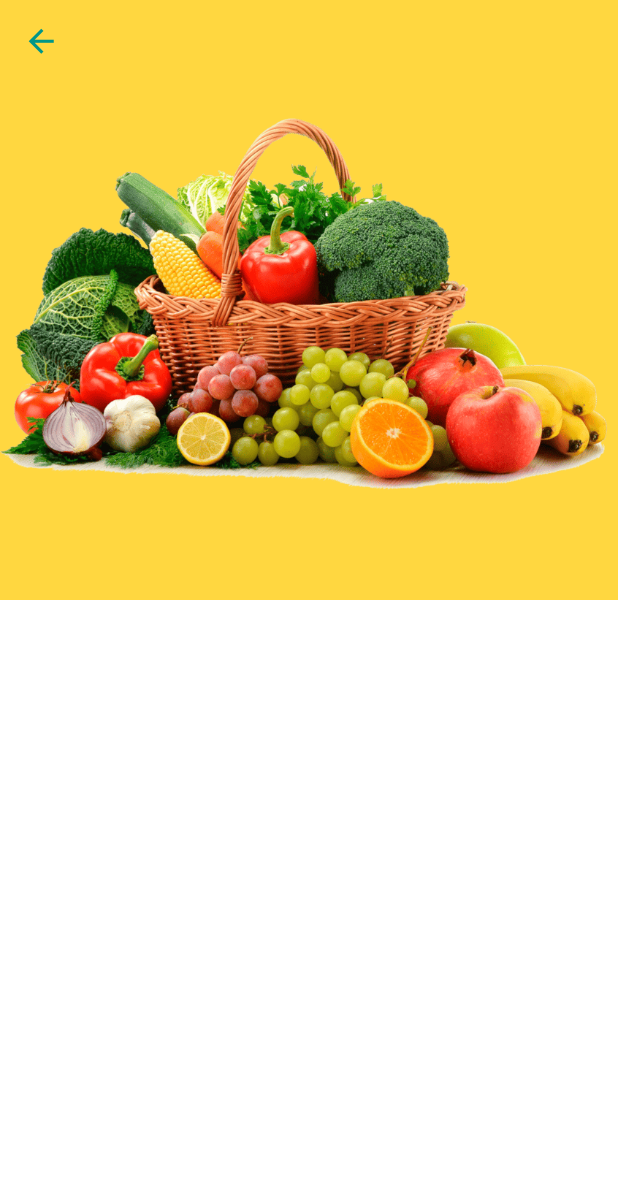
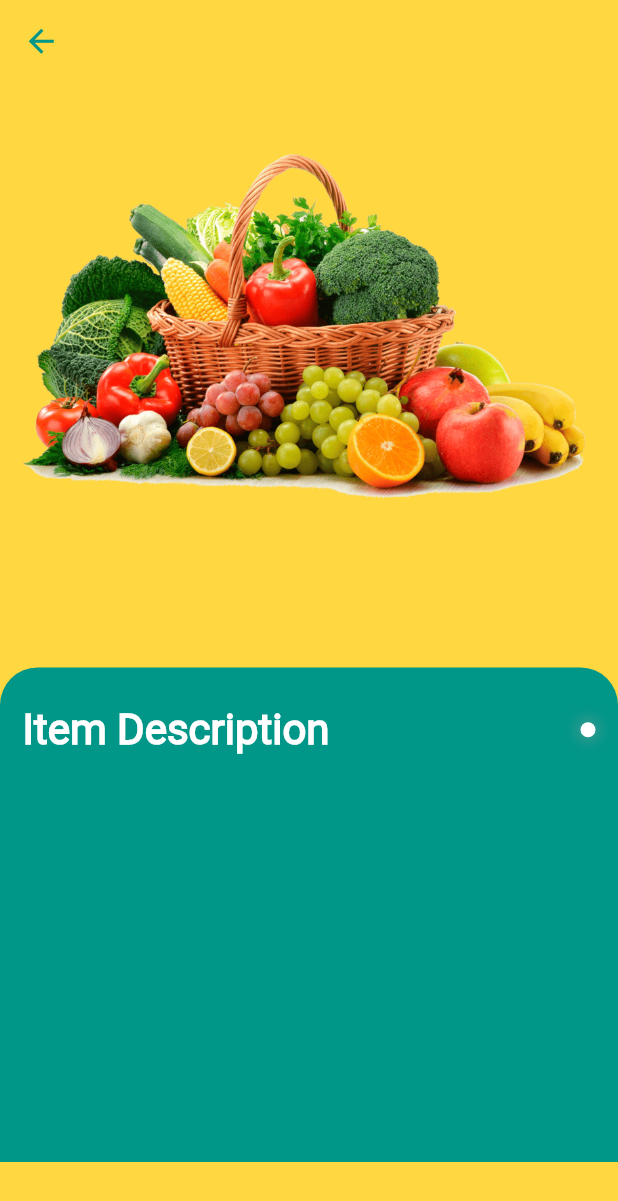
Before and after one commit to abidshafee/shop_app_v2, a Flutter app: the ItemPage screen opened by its route, on a phone screen of 412 x 824 dp. Shown: the top 1201 px of the screen. Run offline on Flutter 3.47's test engine with Material 2 defaults, Android fonts, the phone set to English and light mode, and no system bars; our stand-ins replace badges.

```diff
--- a/lib/pages/ItemPage.dart
+++ b/lib/pages/ItemPage.dart
@@ -6,18 +6,18 @@ class ItemPage extends StatelessWidget {
   @override
   Widget build(BuildContext context) {
     return Scaffold(
-      backgroundColor: Colors.white,
+      backgroundColor: Colors.amberAccent,
       body: SafeArea(
           child: SingleChildScrollView(
         child: Column(
           children: [
             Container(
-              padding: const EdgeInsets.all(15),
+              margin: const EdgeInsets.all(15),
               height: 400,
               width: double.infinity,
               alignment: Alignment.topLeft,
               decoration: const BoxDecoration(
-                color: Colors.amberAccent,
+                //color: Colors.amberAccent,
                 image: DecorationImage(
                   image: AssetImage(
                     "assets/images/cover.png",
@@ -34,6 +34,56 @@ class ItemPage extends StatelessWidget {
                   color: Colors.teal,
                 ),
               ),
+            ),
+            Container(
+              height: MediaQuery.of(context).size.height * 0.4,
+              margin: EdgeInsets.only(top: 15),
+              padding: EdgeInsets.all(15),
+              decoration: BoxDecoration(
+                color: Colors.teal,
+                borderRadius: BorderRadius.only(
+                  topLeft: Radius.circular(25),
+                  topRight: Radius.circular(25),
+                ),
+              ),
+              child: Column(
+                crossAxisAlignment: CrossAxisAlignment.start,
+                children: [
+                  Padding(
+                    padding: const EdgeInsets.only(top: 10, bottom: 15),
+                    child: Row(
+                      mainAxisAlignment: MainAxisAlignment.spaceBetween,
+                      children: [
+                        Text(
+                          "Item Description",
+                          style: TextStyle(
+                            color: Colors.white,
+                            fontSize: 28,
+                            fontWeight: FontWeight.bold,
+                          ),
+                        ),
+                        Row(
+                          children: [
+                            Container(
+                              padding: EdgeInsets.all(5),
+                              decoration: BoxDecoration(
+                                  color: Colors.white,
+                                  borderRadius: BorderRadius.circular(20),
+                                  boxShadow: [
+                                    BoxShadow(
+                                      color: Colors.grey.withOpacity(0.5),
+                                      spreadRadius: 2,
+                                      blurRadius: 8,
+                                    )
+                                  ]),
+                            ),
+                          ],
+                        )
+                      ],
+                    ),
+                  ),
+                ],
+              ),
             )
           ],
         ),
```
Also changed, not shown: lib/main.dart (+7 -0 lines), lib/widgets/CategoriesWidget.dart (+64 -0 lines), pubspec.yaml (+7 -6 lines).
